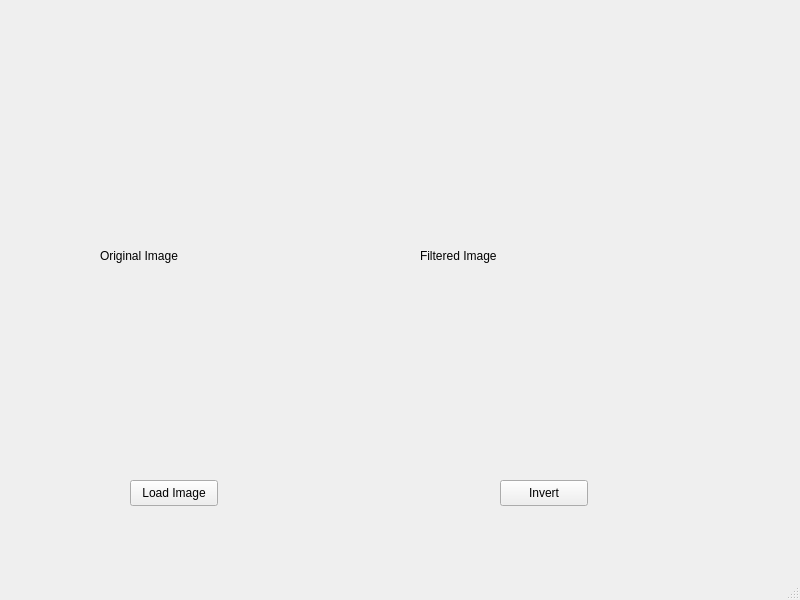
Old version of the form mainwindow.ui in the repository mvishiu11/ImageFilteringApp.
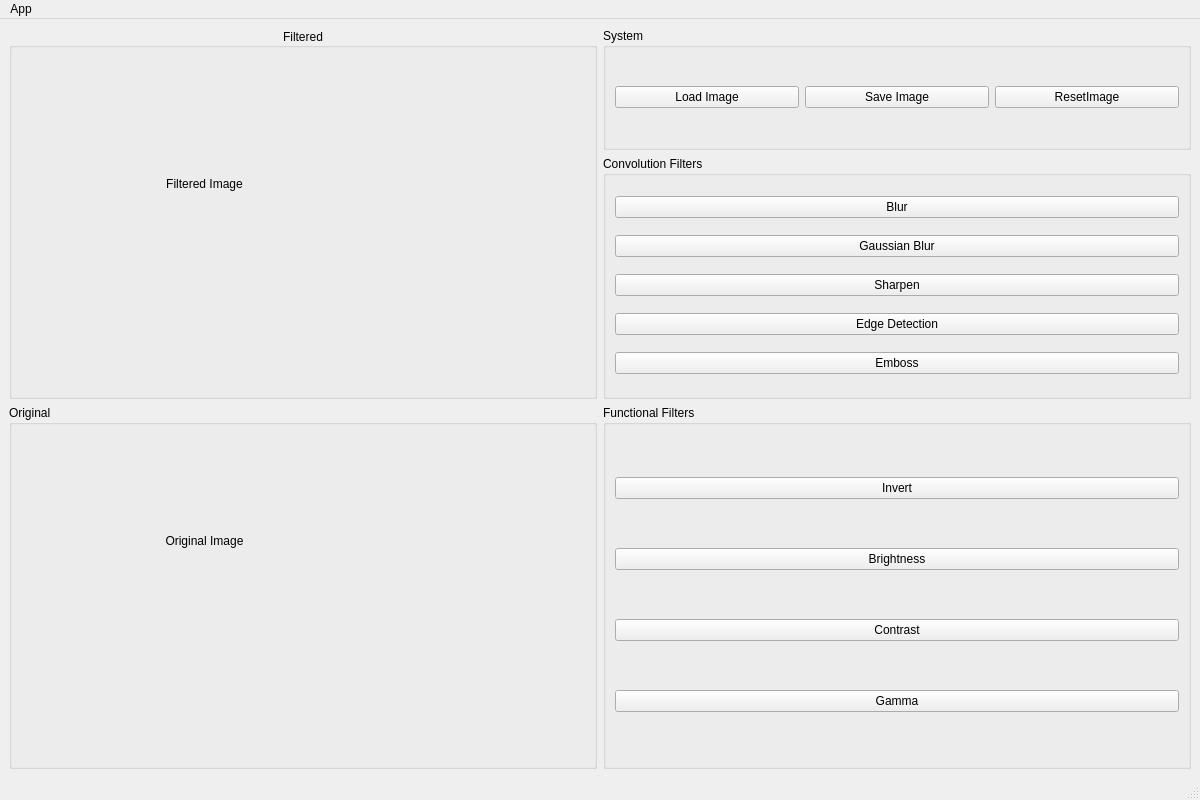
New version of the form.

Commit message: feat: add convolution filters

The edit to the form file:
```diff
--- a/mainwindow.ui
+++ b/mainwindow.ui
@@ -6,76 +6,197 @@
    <rect>
     <x>0</x>
     <y>0</y>
-    <width>800</width>
-    <height>600</height>
+    <width>1200</width>
+    <height>800</height>
    </rect>
   </property>
   <property name="windowTitle">
    <string>MainWindow</string>
   </property>
   <widget class="QWidget" name="centralwidget">
+   <layout class="QGridLayout" name="gridLayout">
+    <item row="1" column="1">
+     <widget class="QGroupBox" name="groupBox_3">
+      <property name="title">
+       <string>System</string>
+      </property>
+      <layout class="QGridLayout" name="gridLayout_2">
+       <item row="0" column="0">
    <widget class="QPushButton" name="btnLoad">
-    <property name="geometry">
-     <rect>
-      <x>130</x>
-      <y>480</y>
-      <width>88</width>
-      <height>26</height>
-     </rect>
-    </property>
     <property name="text">
      <string>Load Image</string>
     </property>
    </widget>
+       </item>
+       <item row="0" column="1">
+        <widget class="QPushButton" name="btnSave">
+         <property name="text">
+          <string>Save Image</string>
+         </property>
+        </widget>
+       </item>
+       <item row="0" column="2">
+        <widget class="QPushButton" name="btnReset">
+         <property name="text">
+          <string>ResetImage</string>
+         </property>
+        </widget>
+       </item>
+      </layout>
+     </widget>
+    </item>
+    <item row="2" column="1" rowspan="2">
+     <widget class="QGroupBox" name="groupBox_2">
+      <property name="title">
+       <string>Convolution Filters</string>
+      </property>
+      <layout class="QGridLayout" name="gridLayout_4">
+       <item row="0" column="0">
+        <widget class="QPushButton" name="btnBlur">
+         <property name="text">
+          <string>Blur</string>
+         </property>
+        </widget>
+       </item>
+       <item row="1" column="0">
+        <widget class="QPushButton" name="btnGauss">
+         <property name="text">
+          <string>Gaussian Blur</string>
+         </property>
+        </widget>
+       </item>
+       <item row="3" column="0">
+        <widget class="QPushButton" name="btnEdge">
+         <property name="text">
+          <string>Edge Detection</string>
+         </property>
+        </widget>
+       </item>
+       <item row="4" column="0">
+        <widget class="QPushButton" name="btnEmboss">
+         <property name="text">
+          <string>Emboss</string>
+         </property>
+        </widget>
+       </item>
+       <item row="2" column="0">
+        <widget class="QPushButton" name="btnSharpen">
+         <property name="text">
+          <string>Sharpen</string>
+         </property>
+        </widget>
+       </item>
+      </layout>
+     </widget>
+    </item>
+    <item row="4" column="1" rowspan="3">
+     <widget class="QGroupBox" name="groupBox">
+      <property name="title">
+       <string>Functional Filters</string>
+      </property>
+      <layout class="QGridLayout" name="gridLayout_3">
+       <item row="0" column="0">
    <widget class="QPushButton" name="btnInvert">
-    <property name="geometry">
-     <rect>
-      <x>500</x>
-      <y>480</y>
-      <width>88</width>
-      <height>26</height>
-     </rect>
-    </property>
     <property name="text">
      <string>Invert</string>
     </property>
    </widget>
+       </item>
+       <item row="3" column="0">
+        <widget class="QPushButton" name="btnGamma">
+         <property name="text">
+          <string>Gamma</string>
+         </property>
+        </widget>
+       </item>
+       <item row="2" column="0">
+        <widget class="QPushButton" name="btnContrast">
+         <property name="text">
+          <string>Contrast</string>
+         </property>
+        </widget>
+       </item>
+       <item row="1" column="0">
+        <widget class="QPushButton" name="btnBrightness">
+         <property name="text">
+          <string>Brightness</string>
+         </property>
+        </widget>
+       </item>
+      </layout>
+     </widget>
+    </item>
+    <item row="4" column="0" rowspan="3">
+     <widget class="QGroupBox" name="groupBox_5">
+      <property name="title">
+       <string>Original</string>
+      </property>
    <widget class="QLabel" name="labelOriginal">
     <property name="geometry">
      <rect>
-      <x>100</x>
-      <y>160</y>
-      <width>211</width>
-      <height>191</height>
+         <x>10</x>
+         <y>30</y>
+         <width>371</width>
+         <height>211</height>
      </rect>
     </property>
     <property name="text">
      <string>Original Image</string>
     </property>
-   </widget>
+       <property name="scaledContents">
+        <bool>false</bool>
+       </property>
+       <property name="alignment">
+        <set>Qt::AlignmentFlag::AlignCenter</set>
+       </property>
+      </widget>
+     </widget>
+    </item>
+    <item row="1" column="0" rowspan="3">
+     <widget class="QGroupBox" name="groupBox_4">
+      <property name="title">
+       <string>Filtered</string>
+      </property>
+      <property name="alignment">
+       <set>Qt::AlignmentFlag::AlignCenter</set>
+      </property>
    <widget class="QLabel" name="labelFiltered">
     <property name="geometry">
      <rect>
-      <x>420</x>
-      <y>160</y>
-      <width>251</width>
-      <height>191</height>
+         <x>10</x>
+         <y>30</y>
+         <width>371</width>
+         <height>251</height>
      </rect>
     </property>
     <property name="text">
      <string>Filtered Image</string>
     </property>
-   </widget>
+       <property name="alignment">
+        <set>Qt::AlignmentFlag::AlignCenter</set>
+       </property>
+      </widget>
+     </widget>
+    </item>
+   </layout>
   </widget>
   <widget class="QMenuBar" name="menubar">
    <property name="geometry">
     <rect>
      <x>0</x>
      <y>0</y>
-     <width>800</width>
+     <width>1200</width>
      <height>23</height>
     </rect>
    </property>
+   <widget class="QMenu" name="menuImage_Filtering_App">
+    <property name="title">
+     <string>App</string>
+    </property>
+    <addaction name="actionClose"/>
+    <addaction name="actionLoad_Image"/>
+   </widget>
+   <addaction name="menuImage_Filtering_App"/>
   </widget>
   <widget class="QStatusBar" name="statusbar"/>
  </widget>
```
Left out of the diff: 10 changed lines with no effect on the pictures. Lines whose indentation alone changed are shown as unchanged. The commit also changes 5 other files.
